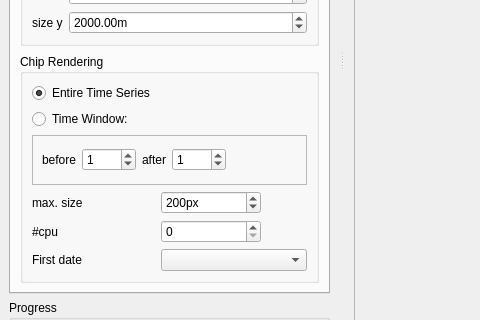
This is sensecarbon_tsv_gui_base.ui in jakimowb/eo-time-series-viewer as Qt 5 draws it before an edit; both pictures show x 0 to 480 and y 252 to 572 of the 898 by 873 pixel window. The edited form follows.
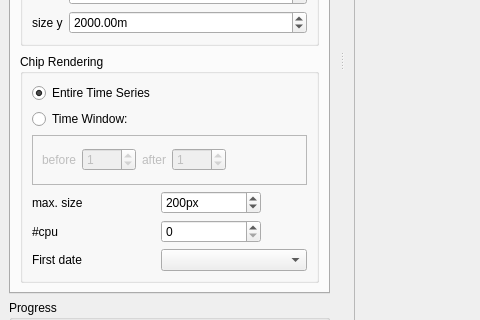
This is the edited form.

Commit message: time window frame toggles now with time window radio button

The edit to the form file:
```diff
--- a/sensecarbon_tsv_gui_base.ui
+++ b/sensecarbon_tsv_gui_base.ui
@@ -490,7 +490,10 @@
              </widget>
             </item>
             <item row="2" column="0" rowspan="2" colspan="3">
-             <widget class="QFrame" name="frame_2">
+             <widget class="QFrame" name="frame_timewindow">
+              <property name="enabled">
+               <bool>false</bool>
+              </property>
               <property name="minimumSize">
                <size>
                 <width>50</width>
```
Left out of the diff: 19 changed lines with no effect on the pictures.
